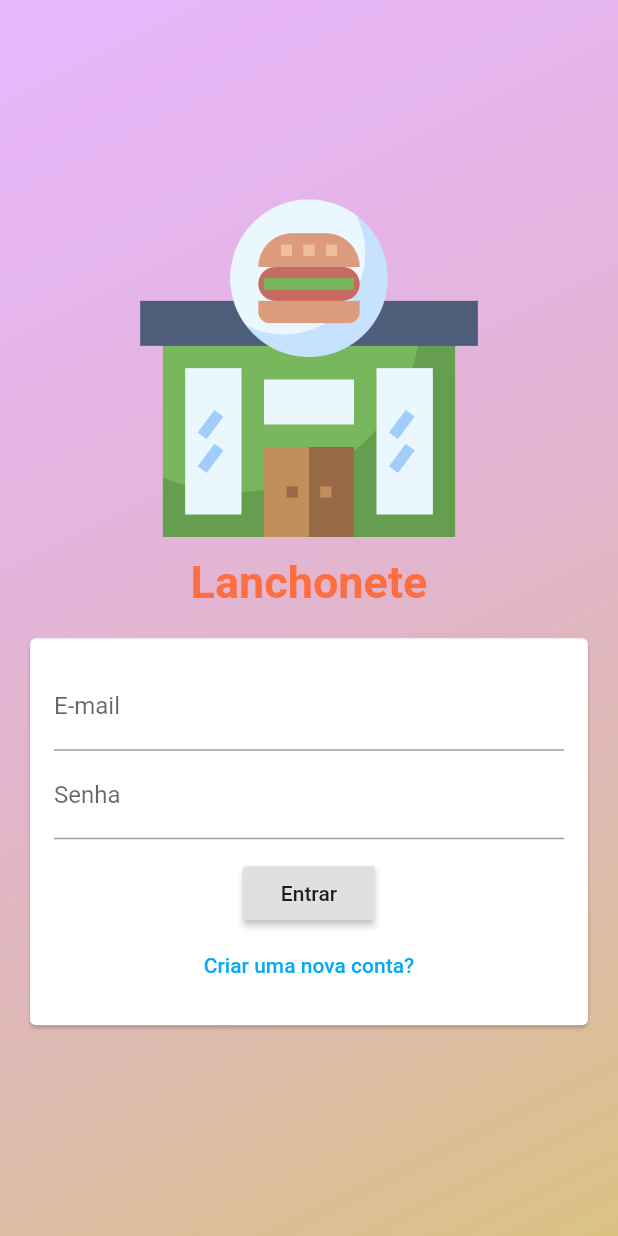
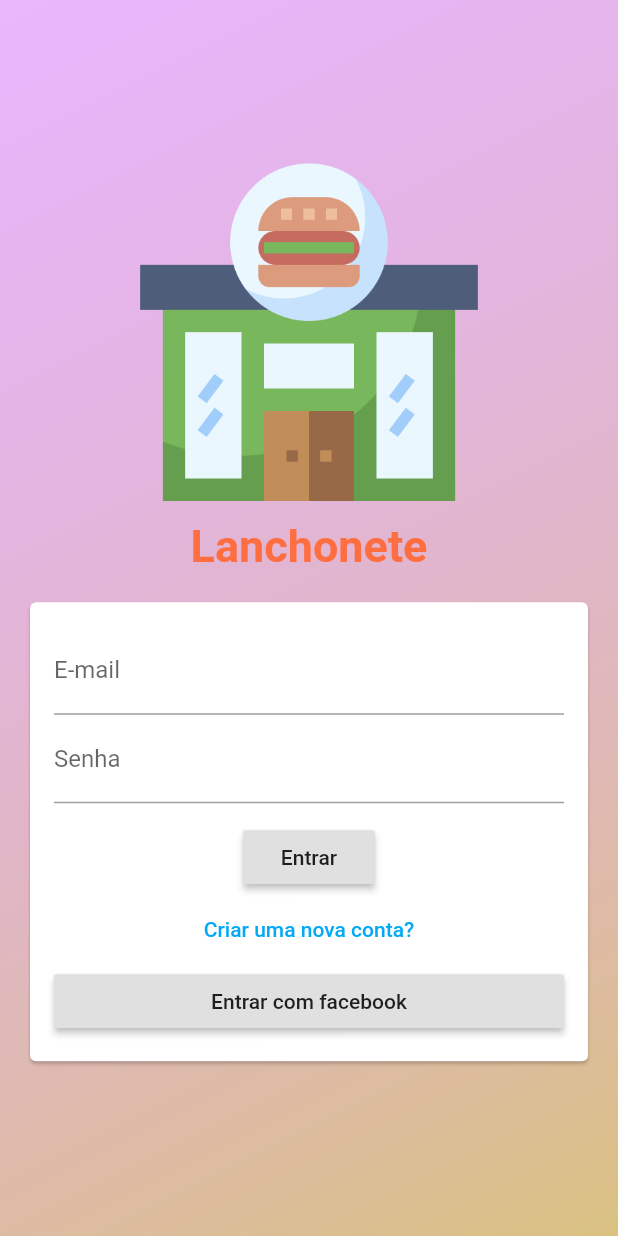
Before and after one commit to Leonardo-Barcelos/lanchonete, a Flutter app: the screen it shows after launch, on a phone screen of 412 x 824 dp. Run offline on Flutter 3.47's test engine with Material 2 defaults, Android fonts, the phone set to English and light mode, and no system bars.

Commit message:
melhorias layout

```diff
--- a/app_lanchonete/lib/app_lanchonete/widget/auth_form.dart
+++ b/app_lanchonete/lib/app_lanchonete/widget/auth_form.dart
@@ -39,9 +39,7 @@ class _AuthFormState extends State<AuthForm> {
               children: [
                 Visibility(
                   visible: _authData.isSignup,
-                  child: Column(
-                    children: [
-                      TextFormField(
+                  child: TextFormField(
                     key: ValueKey('name'),
                     decoration: InputDecoration(labelText: 'Nome'),
                     keyboardType: TextInputType.name,
@@ -62,29 +60,8 @@ class _AuthFormState extends State<AuthForm> {
                       selectAll: false,
                     ),
                   ),
+                ),
                 TextFormField(
-                        key: ValueKey('email'),
-                        decoration: InputDecoration(labelText: 'E-mail'),
-                        keyboardType: TextInputType.emailAddress,
-                        onChanged: (value) => _authData.email = value,
-                        validator: (value) {
-                          if (value == null || !value.contains('@')) {
-                            return 'e-mail inválido';
-                          }
-                          //*RETORNA NULO SINAL QUE ESTÁ TUDO OK
-                          return null;
-                        },
-                        enableInteractiveSelection: false,
-                        toolbarOptions: ToolbarOptions(
-                          copy: false,
-                          cut: false,
-                          paste: false,
-                          selectAll: false,
-                        ),
-                      ),
-                    ],
-                  ),
-                  replacement: TextFormField(
                   key: ValueKey('email'),
                   decoration: InputDecoration(labelText: 'E-mail'),
                   keyboardType: TextInputType.emailAddress,
@@ -103,7 +80,6 @@ class _AuthFormState extends State<AuthForm> {
                     cut: false,
                     paste: false,
                     selectAll: false,
-                    ),
                   ),
                 ),
                 TextFormField(
@@ -145,6 +121,20 @@ class _AuthFormState extends State<AuthForm> {
                     });
                   },
                 ),
+                //TODO: fazer ainda o botao do facebook
+                Visibility(
+                  visible: _authData.isLogin,
+                  child: Container(
+                    width: double.infinity,
+                    child: RaisedButton(
+                      child: Text('Entrar com facebook'),
+                      onPressed: _submit,
+                    ),
+                    decoration: BoxDecoration(
+                      shape: BoxShape.circle,
+                    ),
+                  ),
+                ),
               ],
             ),
           ),
```
Lines whose indentation alone changed are shown as unchanged.
